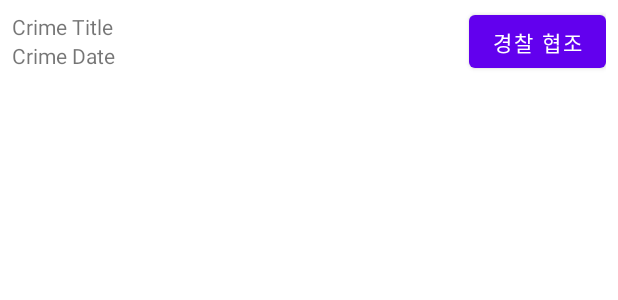
After one commit to JINKOO/CriminalIntent, an Android app: the layout list_item_crime_police.xml on its own in the app's theme, with its tools: preview values and no code run, on a phone screen of 412 x 824 dp. The commit adds this screen. Shown: the top 300 px of the screen. Run offline under Robolectric (Android 15) with nearby library versions, the phone set to English and light mode, and no system bars.

Commit message:
9장 챌린지 - getItemViewType() 추가 및 viewHolderClass추가

```diff
--- a/app/src/main/java/com/kjk/criminalintent/data/CrimeEntity.kt
+++ b/app/src/main/java/com/kjk/criminalintent/data/CrimeEntity.kt
@@ -7,5 +7,6 @@ data class CrimeEntity(
     val id: UUID = UUID.randomUUID(), // 범죄 고유 ID
     var title: String = "",  // 제목
     var date: Date = Date(), // 발생 일자
-    var isSolved: Boolean = false // 해결 여부
+    var isSolved: Boolean = false, // 해결 여부
+    var requiresPolice: Boolean = false // 심각한 범죄여부
 )
--- a/app/src/main/java/com/kjk/criminalintent/data/CrimeListViewModel.kt
+++ b/app/src/main/java/com/kjk/criminalintent/data/CrimeListViewModel.kt
@@ -13,6 +13,7 @@ class CrimeListViewModel : ViewModel(), CrimeDataSender {
             val crime = CrimeEntity()
             crime.title = "Crime #$i"
             crime.isSolved = i % 2 == 0
+            crime.requiresPolice = i % 5 == 0
             crimes += crime
         }
     }
--- a/app/src/main/java/com/kjk/criminalintent/view/CrimeListFragment.kt
+++ b/app/src/main/java/com/kjk/criminalintent/view/CrimeListFragment.kt
@@ -21,7 +21,7 @@ class CrimeListFragment : Fragment() {
         ViewModelProvider(this@CrimeListFragment).get(CrimeListViewModel::class.java)
     }
 
-    private val adapter by lazy {
+    private val crimeAdapter by lazy {
         CrimeAdapter(crimeListViewModel)
     }
 
@@ -46,9 +46,9 @@ class CrimeListFragment : Fragment() {
     }
 
     private fun initLayout() {
-        binding.crimeRecyclerView.apply {
+        binding.crimeRecyclerView.run {
             layoutManager = LinearLayoutManager(context)
-            this.adapter = adapter
+            adapter = crimeAdapter
         }
     }
 
--- /dev/null
+++ b/app/src/main/res/layout/list_item_crime_police.xml
@@ -0,0 +1,33 @@
+<?xml version="1.0" encoding="utf-8"?>
+<androidx.constraintlayout.widget.ConstraintLayout xmlns:android="http://schemas.android.com/apk/res/android"
+    android:layout_width="match_parent"
+    android:layout_height="wrap_content"
+    xmlns:app="http://schemas.android.com/apk/res-auto"
+    android:padding="8dp">
+
+    <TextView
+        android:id="@+id/crime_title"
+        android:layout_width="wrap_content"
+        android:layout_height="wrap_content"
+        android:text="Crime Title"
+        app:layout_constraintTop_toTopOf="parent"
+        app:layout_constraintStart_toStartOf="parent"/>
+
+    <TextView
+        android:id="@+id/crime_date"
+        android:layout_width="wrap_content"
+        android:layout_height="wrap_content"
+        android:text="Crime Date"
+        app:layout_constraintTop_toBottomOf="@+id/crime_title"
+        app:layout_constraintStart_toStartOf="@+id/crime_title"/>
+
+    <Button
+        android:id="@+id/call_police_button"
+        android:layout_width="wrap_content"
+        android:layout_height="wrap_content"
+        android:text="@string/require_police"
+        app:layout_constraintTop_toTopOf="@+id/crime_title"
+        app:layout_constraintBottom_toBottomOf="@+id/crime_date"
+        app:layout_constraintEnd_toEndOf="parent"/>
+
+</androidx.constraintlayout.widget.ConstraintLayout>
--- a/app/src/main/res/values/strings.xml
+++ b/app/src/main/res/values/strings.xml
@@ -6,4 +6,7 @@
     <string name="crime_title_label">제목</string>
     <string name="crime_detail_label">상세 내역</string>
     <string name="crime_solved_label">해결됨</string>
+
+    <!-- CrimeListFragment -->
+    <string name="require_police">경찰 협조</string>
 </resources>
```
Also changed, not shown: app/src/main/java/com/kjk/criminalintent/view/CrimeAdapter.kt (+42 -6 lines), app/src/main/java/com/kjk/criminalintent/view/CrimePoliceViewHolder.kt (added, +50 -0 lines).
